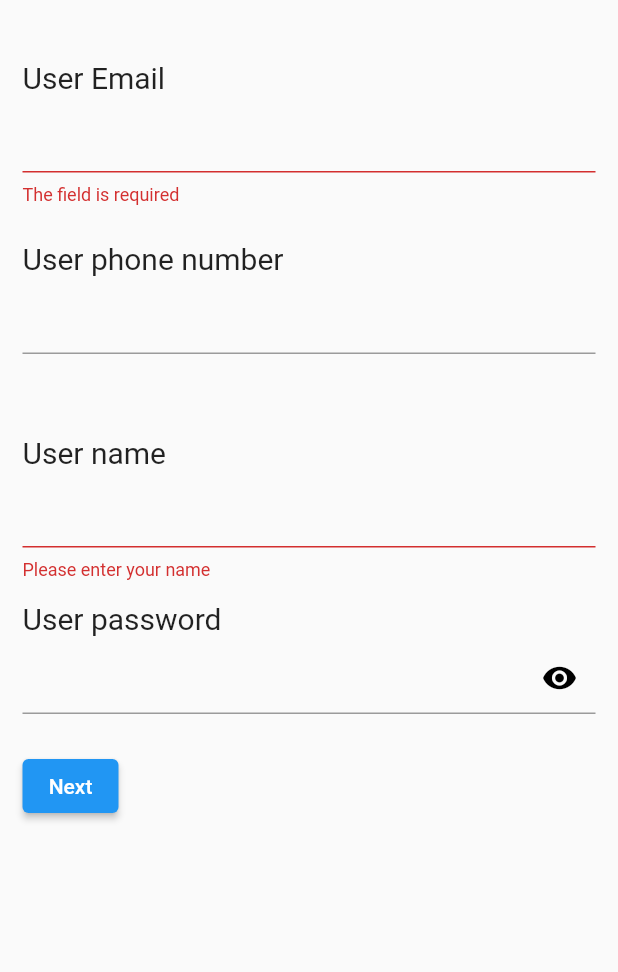
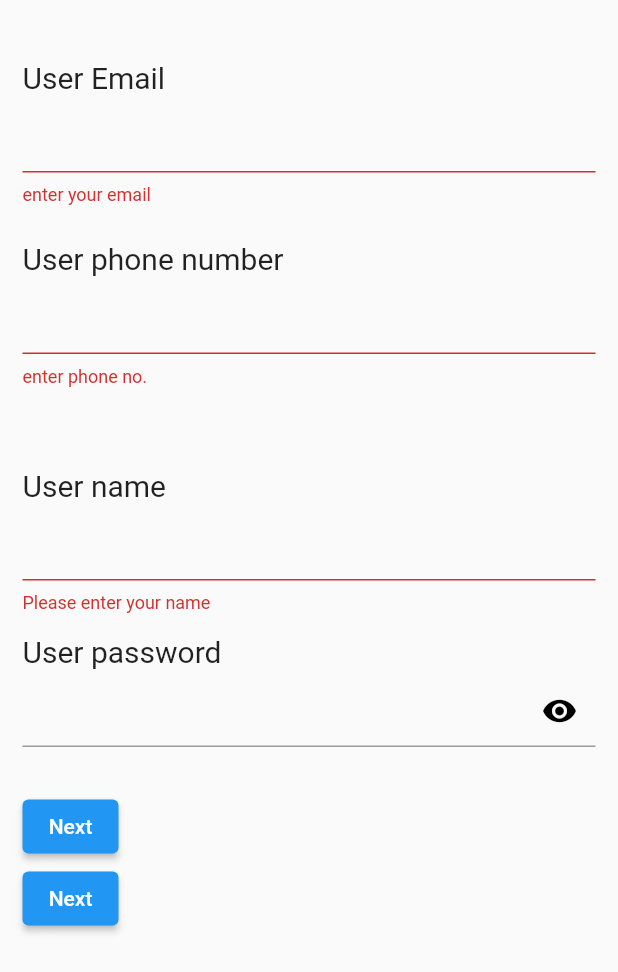
Before and after one commit to Tarang4/Trainee, a Flutter app: the ValidationTextField screen opened directly, after a tap on "Next", on a phone screen of 412 x 824 dp. Shown: the top 972 px of the screen. Run offline on Flutter 3.47's test engine with Material 2 defaults, Android fonts, the light colour scheme and no system bars; our stand-ins replace email_validator, flutter_pw_validator, form_validator.

Commit message:
25-10 tution

```diff
--- a/lib/phone_no_screen.dart
+++ b/lib/phone_no_screen.dart
@@ -1,8 +1,10 @@
 import 'dart:ui';
 
 import 'package:flutter/material.dart';
+import 'package:email_validator/email_validator.dart';
 import 'package:form_validator/form_validator.dart';
-
+import 'package:flutter_pw_validator/flutter_pw_validator.dart';
+import 'package:spotify/Prectis/absord_click.dart';
 import 'Wigets/Spotify/sign_mobile.dart';
 
 class ValidationTextField extends StatefulWidget {
@@ -13,16 +15,16 @@ class ValidationTextField extends StatefulWidget {
 }
 
 class _ValidationTextFieldState extends State<ValidationTextField> {
-  final validate = ValidationBuilder().minLength(10).maxLength(50).build();
-
-
+  // final validate = ValidationBuilder().minLength(10).maxLength(50).build();
 
   bool isObscure = true;
   final btKey = GlobalKey<FormState>();
   TextEditingController userName = TextEditingController();
-  TextEditingController userPass = TextEditingController();
+  TextEditingController _passwordController = TextEditingController();
   TextEditingController userEmail = TextEditingController();
   TextEditingController userPhoneNo = TextEditingController();
+
+  late String _usernameError;
 
   @override
   Widget build(BuildContext context) {
@@ -46,8 +48,17 @@ class _ValidationTextFieldState extends State<ValidationTextField> {
                     height: 4,
                   ),
                   TextFormField(
-                    validator: ValidationBuilder().email().build(),
+                    // 1
+                    validator: (value) {
+                      if (!EmailValidator.validate(value ?? "")) {
+                        return 'enter your email';
+                      }
+                    },
 
+                    // 2
+                    // validator: ValidationBuilder().email().build(),
+
+                    // 3
                     // validator: (value) {
                     //   if (value == null || value.isEmpty) {
                     //     return "enter your email";
@@ -90,8 +101,14 @@ class _ValidationTextFieldState extends State<ValidationTextField> {
                     height: 4,
                   ),
                   TextFormField(
-
-
+                    validator: (value) {
+                      if (value == null || value.isEmpty) {
+                        return 'enter phone no.';
+                      }
+                      if (value.length < 10) {
+                        return 'enter curect no.';
+                      }
+                    },
                     controller: userPhoneNo,
                     textInputAction: TextInputAction.done,
                     keyboardType: TextInputType.phone,
@@ -155,7 +172,7 @@ class _ValidationTextFieldState extends State<ValidationTextField> {
                     height: 4,
                   ),
                   TextFormField(
-                    controller: userPass,
+                    controller: _passwordController,
                     obscureText: isObscure,
                     textInputAction: TextInputAction.done,
                     cursorColor: Colors.black,
@@ -182,6 +199,25 @@ class _ValidationTextFieldState extends State<ValidationTextField> {
                       ),
                     ),
                   ),
+
+                  SizedBox(
+                    height: 5,
+                  ),
+
+                  // FlutterPwValidator(
+                  //   width: 400,
+                  //   height: 100,
+                  //   defaultColor: Colors.black,
+                  //   uppercaseCharCount: 1,
+                  //   numericCharCount: 1,
+                  //   specialCharCount: 1,
+                  //   minLength: 8,
+                  //   onSuccess: () {
+                  //     Scaffold.of(context).showSnackBar(new SnackBar(
+                  //         content: new Text("Password is matched")));
+                  //   },
+                  //   controller: _passwordController,
+                  // ),
                   SizedBox(
                     height: 24,
                   ),
@@ -194,7 +230,15 @@ class _ValidationTextFieldState extends State<ValidationTextField> {
                                 builder: (context) => SignMobile()));
                       }
                     },
-                      child: Text("Next"))
+                      child: Text("Next")),
+                  ElevatedButton(
+                    onPressed: () {
+                      Navigator.push(
+                          context,
+                          MaterialPageRoute(
+                              builder: (context) => AbsordClick()));
+                    },
+                      child: Text("Next")),
                 ],
               ),
             ),
@@ -203,4 +247,7 @@ class _ValidationTextFieldState extends State<ValidationTextField> {
       ),
     );
   }
+
+  // using password
+
 }
--- a/pubspec.yaml
+++ b/pubspec.yaml
@@ -28,7 +28,9 @@ dependencies:
   # The following adds the Cupertino Icons font to your application.
   # Use with the CupertinoIcons class for iOS style icons.
   cupertino_icons: ^1.0.2
-  form_validator: ">=0.1.1 <2.0.0"
+  form_validator: ^1.0.1
+  flutter_pw_validator: ^1.3.0
+  email_validator: ^2.0.1
 
 dev_dependencies:
   flutter_test:
```
Also changed, not shown: lib/Prectis/absord_click.dart (added, +95 -0 lines), pubspec.lock. Lines whose indentation alone changed are shown as unchanged.
